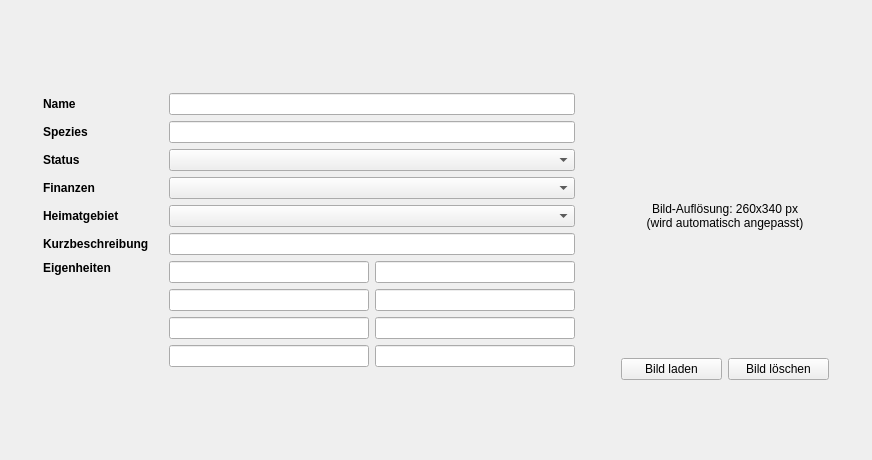
brzGatsu/Taverne, file designer/CharakterBeschreibung.ui: the form before one commit.
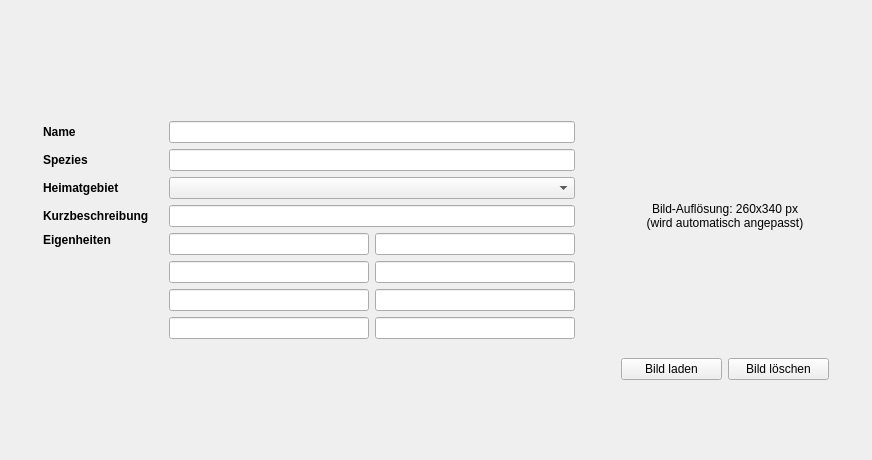
The form after the commit.

Commit message: remove status and finanzen

```diff
--- a/designer/CharakterBeschreibung.ui
+++ b/designer/CharakterBeschreibung.ui
@@ -19,217 +19,31 @@
      <property name="sizeConstraint">
       <enum>QLayout::SizeConstraint::SetDefaultConstraint</enum>
      </property>
+     <item row="5" column="1">
+      <widget class="QLabel" name="labelEigenheiten">
+       <property name="font">
+        <font>
+         <bold>true</bold>
+        </font>
+       </property>
+       <property name="text">
+        <string>Eigenheiten</string>
+       </property>
+       <property name="alignment">
+        <set>Qt::AlignmentFlag::AlignLeading|Qt::AlignmentFlag::AlignLeft|Qt::AlignmentFlag::AlignTop</set>
+       </property>
+       <property name="class" stdset="0">
+        <string>h4</string>
+       </property>
+      </widget>
+     </item>
+     <item row="2" column="2">
+      <widget class="QLineEdit" name="editSpezies"/>
+     </item>
      <item row="1" column="2">
       <widget class="QLineEdit" name="editName"/>
      </item>
-     <item row="3" column="1">
-      <widget class="QLabel" name="labelStatus">
-       <property name="font">
-        <font>
-         <bold>true</bold>
-        </font>
-       </property>
-       <property name="text">
-        <string>Status</string>
-       </property>
-       <property name="class" stdset="0">
-        <string>h4</string>
-       </property>
-      </widget>
-     </item>
-     <item row="6" column="2">
-      <widget class="QLineEdit" name="editKurzbeschreibung"/>
-     </item>
-     <item row="0" column="1">
-      <spacer name="verticalSpacer_7">
-       <property name="orientation">
-        <enum>Qt::Orientation::Vertical</enum>
-       </property>
-       <property name="sizeHint" stdset="0">
-        <size>
-         <width>20</width>
-         <height>40</height>
-        </size>
-       </property>
-      </spacer>
-     </item>
-     <item row="1" column="3">
-      <spacer name="horizontalSpacer_3">
-       <property name="orientation">
-        <enum>Qt::Orientation::Horizontal</enum>
-       </property>
-       <property name="sizeType">
-        <enum>QSizePolicy::Policy::Fixed</enum>
-       </property>
-       <property name="sizeHint" stdset="0">
-        <size>
-         <width>40</width>
-         <height>20</height>
-        </size>
-       </property>
-      </spacer>
-     </item>
-     <item row="1" column="5">
-      <spacer name="horizontalSpacer_2">
-       <property name="orientation">
-        <enum>Qt::Orientation::Horizontal</enum>
-       </property>
-       <property name="sizeType">
-        <enum>QSizePolicy::Policy::Preferred</enum>
-       </property>
-       <property name="sizeHint" stdset="0">
-        <size>
-         <width>150</width>
-         <height>20</height>
-        </size>
-       </property>
-      </spacer>
-     </item>
-     <item row="8" column="1">
-      <spacer name="verticalSpacer">
-       <property name="orientation">
-        <enum>Qt::Orientation::Vertical</enum>
-       </property>
-       <property name="sizeType">
-        <enum>QSizePolicy::Policy::Expanding</enum>
-       </property>
-       <property name="sizeHint" stdset="0">
-        <size>
-         <width>20</width>
-         <height>40</height>
-        </size>
-       </property>
-      </spacer>
-     </item>
      <item row="4" column="1">
-      <widget class="QLabel" name="labelFinanzen">
-       <property name="font">
-        <font>
-         <bold>true</bold>
-        </font>
-       </property>
-       <property name="text">
-        <string>Finanzen</string>
-       </property>
-       <property name="class" stdset="0">
-        <string>h4</string>
-       </property>
-      </widget>
-     </item>
-     <item row="3" column="2">
-      <widget class="QComboBox" name="comboStatus">
-       <property name="currentIndex">
-        <number>-1</number>
-       </property>
-       <property name="maxVisibleItems">
-        <number>5</number>
-       </property>
-       <property name="minimumContentsLength">
-        <number>0</number>
-       </property>
-      </widget>
-     </item>
-     <item row="7" column="2">
-      <layout class="QGridLayout" name="gridLayout_2">
-       <item row="0" column="1">
-        <widget class="QLineEdit" name="editEig2">
-         <property name="minimumSize">
-          <size>
-           <width>200</width>
-           <height>0</height>
-          </size>
-         </property>
-        </widget>
-       </item>
-       <item row="1" column="0">
-        <widget class="QLineEdit" name="editEig3">
-         <property name="minimumSize">
-          <size>
-           <width>200</width>
-           <height>0</height>
-          </size>
-         </property>
-        </widget>
-       </item>
-       <item row="3" column="1">
-        <widget class="QLineEdit" name="editEig8">
-         <property name="minimumSize">
-          <size>
-           <width>200</width>
-           <height>0</height>
-          </size>
-         </property>
-        </widget>
-       </item>
-       <item row="2" column="1">
-        <widget class="QLineEdit" name="editEig6">
-         <property name="minimumSize">
-          <size>
-           <width>200</width>
-           <height>0</height>
-          </size>
-         </property>
-        </widget>
-       </item>
-       <item row="3" column="0">
-        <widget class="QLineEdit" name="editEig7">
-         <property name="minimumSize">
-          <size>
-           <width>200</width>
-           <height>0</height>
-          </size>
-         </property>
-        </widget>
-       </item>
-       <item row="0" column="0">
-        <widget class="QLineEdit" name="editEig1">
-         <property name="minimumSize">
-          <size>
-           <width>200</width>
-           <height>0</height>
-          </size>
-         </property>
-        </widget>
-       </item>
-       <item row="2" column="0">
-        <widget class="QLineEdit" name="editEig5">
-         <property name="minimumSize">
-          <size>
-           <width>200</width>
-           <height>0</height>
-          </size>
-         </property>
-        </widget>
-       </item>
-       <item row="1" column="1">
-        <widget class="QLineEdit" name="editEig4">
-         <property name="minimumSize">
-          <size>
-           <width>200</width>
-           <height>0</height>
-          </size>
-         </property>
-        </widget>
-       </item>
-      </layout>
-     </item>
-     <item row="1" column="0">
-      <spacer name="horizontalSpacer">
-       <property name="orientation">
-        <enum>Qt::Orientation::Horizontal</enum>
-       </property>
-       <property name="sizeType">
-        <enum>QSizePolicy::Policy::Preferred</enum>
-       </property>
-       <property name="sizeHint" stdset="0">
-        <size>
-         <width>150</width>
-         <height>20</height>
-        </size>
-       </property>
-      </spacer>
-     </item>
-     <item row="6" column="1">
       <widget class="QLabel" name="labelKurzbeschreibung">
        <property name="minimumSize">
         <size>
@@ -250,26 +64,18 @@
        </property>
       </widget>
      </item>
-     <item row="2" column="2">
-      <widget class="QLineEdit" name="editSpezies"/>
-     </item>
-     <item row="7" column="1">
-      <widget class="QLabel" name="labelEigenheiten">
-       <property name="font">
-        <font>
-         <bold>true</bold>
-        </font>
+     <item row="0" column="1">
+      <spacer name="verticalSpacer_7">
+       <property name="orientation">
+        <enum>Qt::Orientation::Vertical</enum>
        </property>
-       <property name="text">
-        <string>Eigenheiten</string>
+       <property name="sizeHint" stdset="0">
+        <size>
+         <width>20</width>
+         <height>40</height>
+        </size>
        </property>
-       <property name="alignment">
-        <set>Qt::AlignmentFlag::AlignLeading|Qt::AlignmentFlag::AlignLeft|Qt::AlignmentFlag::AlignTop</set>
-       </property>
-       <property name="class" stdset="0">
-        <string>h4</string>
-       </property>
-      </widget>
+      </spacer>
      </item>
      <item row="1" column="1">
       <widget class="QLabel" name="labelName">
@@ -286,6 +92,37 @@
        </property>
       </widget>
      </item>
+     <item row="1" column="5">
+      <spacer name="horizontalSpacer_2">
+       <property name="orientation">
+        <enum>Qt::Orientation::Horizontal</enum>
+       </property>
+       <property name="sizeType">
+        <enum>QSizePolicy::Policy::Preferred</enum>
+       </property>
+       <property name="sizeHint" stdset="0">
+        <size>
+         <width>150</width>
+         <height>20</height>
+        </size>
+       </property>
+      </spacer>
+     </item>
+     <item row="3" column="1">
+      <widget class="QLabel" name="labelHeimat">
+       <property name="font">
+        <font>
+         <bold>true</bold>
+        </font>
+       </property>
+       <property name="text">
+        <string>Heimatgebiet</string>
+       </property>
+       <property name="class" stdset="0">
+        <string>h4</string>
+       </property>
+      </widget>
+     </item>
      <item row="2" column="1">
       <widget class="QLabel" name="labelSpezies">
        <property name="font">
@@ -301,35 +138,42 @@
        </property>
       </widget>
      </item>
-     <item row="4" column="2">
-      <widget class="QComboBox" name="comboFinanzen">
-       <property name="currentIndex">
-        <number>-1</number>
+     <item row="1" column="0">
+      <spacer name="horizontalSpacer">
+       <property name="orientation">
+        <enum>Qt::Orientation::Horizontal</enum>
        </property>
-       <property name="maxVisibleItems">
-        <number>5</number>
+       <property name="sizeType">
+        <enum>QSizePolicy::Policy::Preferred</enum>
        </property>
-      </widget>
+       <property name="sizeHint" stdset="0">
+        <size>
+         <width>150</width>
+         <height>20</height>
+        </size>
+       </property>
+      </spacer>
      </item>
-     <item row="5" column="2">
+     <item row="3" column="2">
       <widget class="QComboBox" name="comboHeimat"/>
      </item>
-     <item row="5" column="1">
-      <widget class="QLabel" name="labelHeimat">
-       <property name="font">
-        <font>
-         <bold>true</bold>
-        </font>
+     <item row="6" column="1">
+      <spacer name="verticalSpacer">
+       <property name="orientation">
+        <enum>Qt::Orientation::Vertical</enum>
        </property>
-       <property name="text">
-        <string>Heimatgebiet</string>
+       <property name="sizeType">
+        <enum>QSizePolicy::Policy::Expanding</enum>
        </property>
-       <property name="class" stdset="0">
-        <string>h4</string>
+       <property name="sizeHint" stdset="0">
+        <size>
+         <width>20</width>
+         <height>40</height>
+        </size>
        </property>
-      </widget>
+      </spacer>
      </item>
-     <item row="0" column="4" rowspan="9">
+     <item row="0" column="4" rowspan="7">
       <layout class="QVBoxLayout" name="verticalLayout">
        <item>
         <spacer name="horizontalSpacer_4">
@@ -406,6 +250,109 @@
        </item>
       </layout>
      </item>
+     <item row="4" column="2">
+      <widget class="QLineEdit" name="editKurzbeschreibung"/>
+     </item>
+     <item row="1" column="3">
+      <spacer name="horizontalSpacer_3">
+       <property name="orientation">
+        <enum>Qt::Orientation::Horizontal</enum>
+       </property>
+       <property name="sizeType">
+        <enum>QSizePolicy::Policy::Fixed</enum>
+       </property>
+       <property name="sizeHint" stdset="0">
+        <size>
+         <width>40</width>
+         <height>20</height>
+        </size>
+       </property>
+      </spacer>
+     </item>
+     <item row="5" column="2">
+      <layout class="QGridLayout" name="gridLayout_2">
+       <item row="0" column="1">
+        <widget class="QLineEdit" name="editEig2">
+         <property name="minimumSize">
+          <size>
+           <width>200</width>
+           <height>0</height>
+          </size>
+         </property>
+        </widget>
+       </item>
+       <item row="1" column="0">
+        <widget class="QLineEdit" name="editEig3">
+         <property name="minimumSize">
+          <size>
+           <width>200</width>
+           <height>0</height>
+          </size>
+         </property>
+        </widget>
+       </item>
+       <item row="3" column="1">
+        <widget class="QLineEdit" name="editEig8">
+         <property name="minimumSize">
+          <size>
+           <width>200</width>
+           <height>0</height>
+          </size>
+         </property>
+        </widget>
+       </item>
+       <item row="2" column="1">
+        <widget class="QLineEdit" name="editEig6">
+         <property name="minimumSize">
+          <size>
+           <width>200</width>
+           <height>0</height>
+          </size>
+         </property>
+        </widget>
+       </item>
+       <item row="3" column="0">
+        <widget class="QLineEdit" name="editEig7">
+         <property name="minimumSize">
+          <size>
+           <width>200</width>
+           <height>0</height>
+          </size>
+         </property>
+        </widget>
+       </item>
+       <item row="0" column="0">
+        <widget class="QLineEdit" name="editEig1">
+         <property name="minimumSize">
+          <size>
+           <width>200</width>
+           <height>0</height>
+          </size>
+         </property>
+        </widget>
+       </item>
+       <item row="2" column="0">
+        <widget class="QLineEdit" name="editEig5">
+         <property name="minimumSize">
+          <size>
+           <width>200</width>
+           <height>0</height>
+          </size>
+         </property>
+        </widget>
+       </item>
+       <item row="1" column="1">
+        <widget class="QLineEdit" name="editEig4">
+         <property name="minimumSize">
+          <size>
+           <width>200</width>
+           <height>0</height>
+          </size>
+         </property>
+        </widget>
+       </item>
+      </layout>
+     </item>
     </layout>
    </item>
   </layout>
```
Left out of the diff: 2 changed lines with no effect on the pictures. The commit also changes 6 other files.
